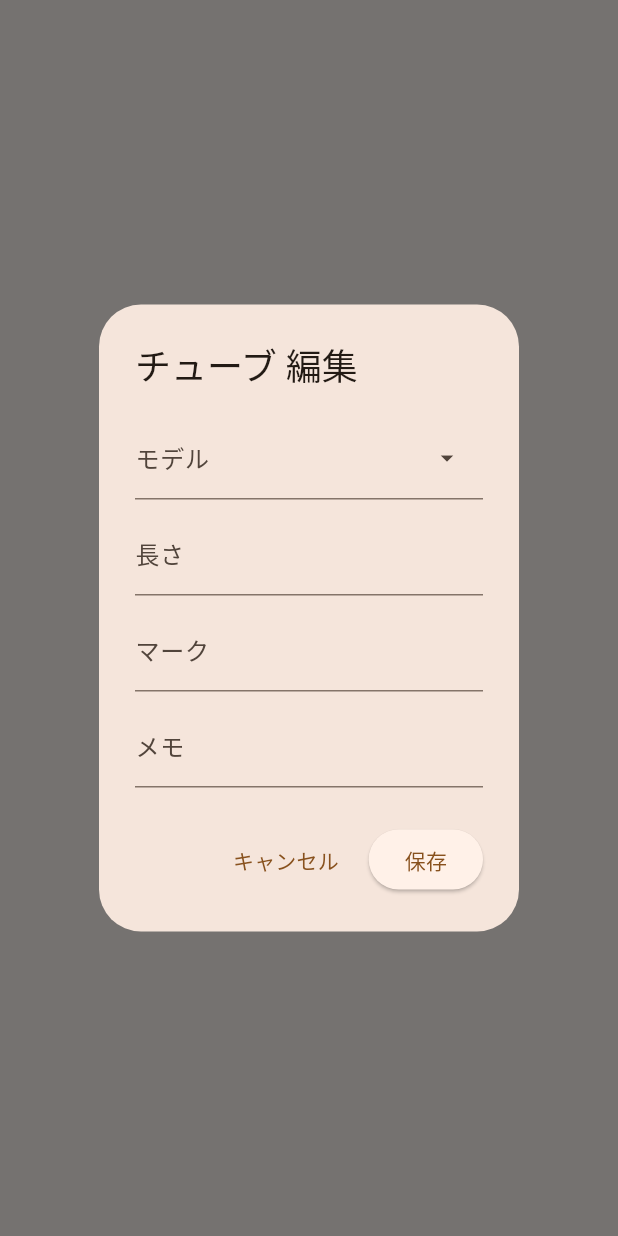
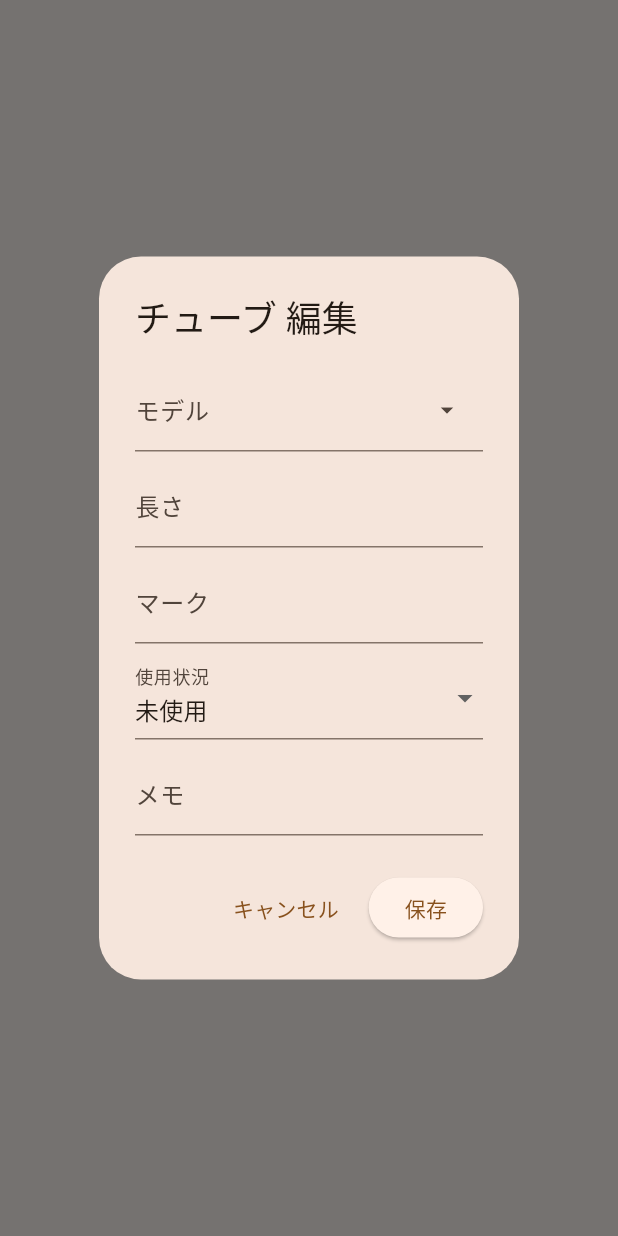
Before and after one commit to blueknight611jp-nob/reednote, a Flutter app: what showEditStapleDialog() shows on an empty page, opened directly with empty values, on a phone screen of 412 x 824 dp. Run offline on Flutter 3.47's test engine with Material 3 defaults, Android fonts, the phone set to English and light mode, and no system bars; our stand-ins replace shared_preferences; missing offline and left inert: dart:html; accounts and stored records are empty.

Commit message:
add edit staple used status

```diff
--- a/lib/dialogs.dart
+++ b/lib/dialogs.dart
@@ -417,15 +417,20 @@ class StockDialogs {
     final markController = TextEditingController(text: staple.mark);
     final memoController = TextEditingController(text: staple.memo ?? '');
 
+    // ★ 選択中の使用状況を保持する変数
+    StapleStatus selectedStatus = staple.status;
+
     final frequentModels = _getFrequentOptions(existingModels);
 
     showDialog(
       context: context,
-      builder: (context) => AlertDialog(
+      builder: (context) => StatefulBuilder(
+        builder: (context, setState) => AlertDialog(
           title: const Text('チューブ 編集'),
           content: SingleChildScrollView(
             child: Column(
               mainAxisSize: MainAxisSize.min,
+              crossAxisAlignment: CrossAxisAlignment.start,
               children: [
                 _buildAutocompleteField(controller: modelController, label: 'モデル', options: frequentModels),
                 const SizedBox(height: 8),
@@ -433,6 +438,25 @@ class StockDialogs {
                 const SizedBox(height: 8),
                 TextField(controller: markController, decoration: const InputDecoration(labelText: 'マーク')),
                 const SizedBox(height: 8),
+
+                // ★ 使用状況の切り替え用ドロップダウン
+                DropdownButtonFormField<StapleStatus>(
+                  value: selectedStatus,
+                  decoration: const InputDecoration(labelText: '使用状況'),
+                  items: StapleStatus.values.map((status) {
+                    return DropdownMenuItem(
+                      value: status,
+                      child: Text(status.label), // '未使用' または '糸巻き済み'
+                    );
+                  }).toList(),
+                  onChanged: (val) {
+                    if (val != null) {
+                      setState(() => selectedStatus = val);
+                    }
+                  },
+                ),
+                const SizedBox(height: 8),
+
                 TextField(controller: memoController, decoration: const InputDecoration(labelText: 'メモ')),
               ],
             ),
@@ -444,6 +468,7 @@ class StockDialogs {
                 staple.model = modelController.text.trim();
                 staple.length = lengthController.text.trim();
                 staple.mark = markController.text.trim();
+                staple.status = selectedStatus; // ★ ステータスを保存
                 staple.memo = memoController.text.trim().isEmpty ? null : memoController.text.trim();
 
                 onSaved();
@@ -452,6 +477,7 @@ class StockDialogs {
               child: const Text('保存'),
             ),
           ],
+        ),
       ),
     );
   }
```
Lines whose indentation alone changed are shown as unchanged.
